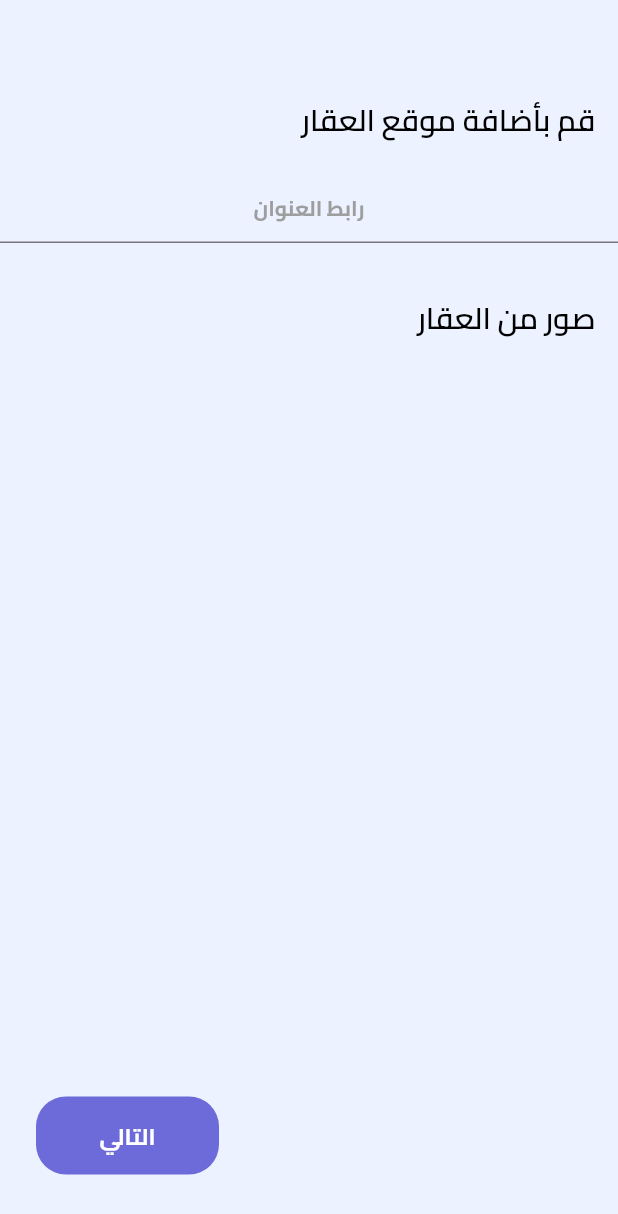
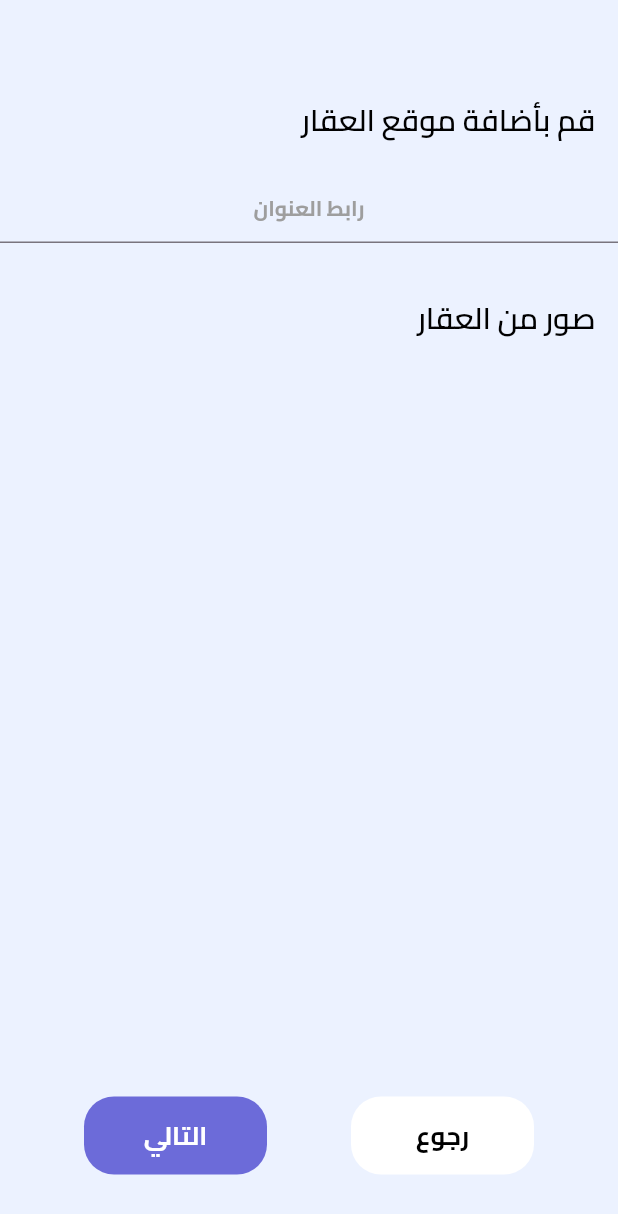
Before and after one commit to bishamoon/real_estate_project, a Flutter app: the AddNewHouse2 screen opened directly, on a phone screen of 412 x 824 dp. Shown: the top 1214 px of the screen. Run offline on Flutter 3.47's test engine with Material 3 defaults, Android fonts, the phone set to English and light mode, and no system bars; our stand-ins replace flutter_svg, smooth_page_indicator.

Commit message:
modified on add 2

```diff
--- a/lib/main.dart
+++ b/lib/main.dart
@@ -25,7 +25,7 @@ class MyApp extends StatelessWidget {
       theme: ThemeData(
         scaffoldBackgroundColor: AppColors.backgroundColor,
       ),
-      home: AddNewHouse3(),
+      home: AddNewHouse2(),
       routes: {
         '/SignInScreen': (context) => const SignInScreen(),
         '/SignUpScreen': (context) => const SignUpScreen(),
--- a/lib/screens/addNewHouse/addnewHouse2.dart
+++ b/lib/screens/addNewHouse/addnewHouse2.dart
@@ -80,12 +80,9 @@ class AddNewHouse2 extends StatelessWidget {
               height: 490,
             ),
             Row(
+              mainAxisAlignment: MainAxisAlignment.spaceEvenly,
               children: [
-                Padding(
-                  padding: const EdgeInsets.only(
-                    left: 24,
-                  ),
-                  child: Container(
+                Container(
                   width: 122,
                   height: 52,
                   decoration: ShapeDecoration(
@@ -96,22 +93,41 @@ class AddNewHouse2 extends StatelessWidget {
                   ),
                   child: GestureDetector(
                     onTap: () {},
-                      child: const Row(
-                        mainAxisSize: MainAxisSize.min,
-                        mainAxisAlignment: MainAxisAlignment.center,
-                        crossAxisAlignment: CrossAxisAlignment.center,
-                        children: [
-                          Text(
+                    child: Center(
+                      child: Text(
                         "التالي",
                         style: TextStyle(
                           color: Colors.white,
-                              fontSize: 15,
+                          fontSize: 17,
                           fontFamily: 'Cairo',
                           fontWeight: FontWeight.w700,
                           height: 0,
                         ),
                       ),
-                        ],
+                    ),
+                  ),
+                ),
+                Container(
+                  width: 122,
+                  height: 52,
+                  decoration: ShapeDecoration(
+                    color: Colors.white,
+                    shape: RoundedRectangleBorder(
+                      borderRadius: BorderRadius.circular(20),
+                    ),
+                  ),
+                  child: GestureDetector(
+                    onTap: () {},
+                    child: Center(
+                      child: Text(
+                        "رجوع",
+                        style: TextStyle(
+                          color: Colors.black,
+                          fontSize: 17,
+                          fontFamily: 'Cairo',
+                          fontWeight: FontWeight.w700,
+                          height: 0,
+                        ),
                       ),
                     ),
                   ),
```
Lines whose indentation alone changed are shown as unchanged.
